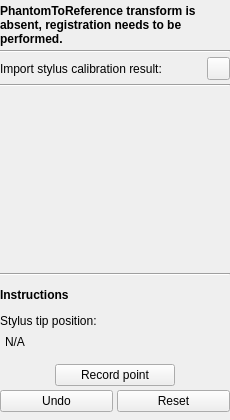
Old version of the form PlusApp/fCal/Toolboxes/PhantomRegistrationToolbox.ui in the repository PlusToolkit/PlusApp.
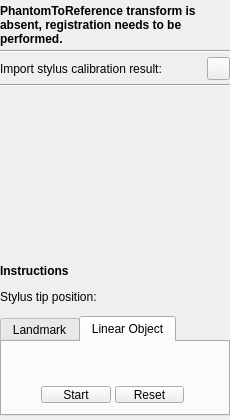
New version of the form. Icons and pictures are not drawn. Custom widgets are drawn as their Qt base class.

Commit message:
re #787 adding linear object registration to fCal phantom registration toolbox
adding skeleton for linear object registration algorithm

renaming landmark registration method to prevent name collision

```diff
--- a/PlusApp/fCal/Toolboxes/PhantomRegistrationToolbox.ui
+++ b/PlusApp/fCal/Toolboxes/PhantomRegistrationToolbox.ui
@@ -132,7 +132,7 @@
    <item>
     <widget class="QVTKWidget" name="canvasPhantom" native="true">
      <property name="sizePolicy">
-      <sizepolicy hsizetype="Fixed" vsizetype="Preferred">
+      <sizepolicy hsizetype="Fixed" vsizetype="Fixed">
        <horstretch>1</horstretch>
        <verstretch>1</verstretch>
       </sizepolicy>
@@ -159,6 +159,12 @@
    </item>
    <item>
     <widget class="Line" name="line_2">
+     <property name="sizePolicy">
+      <sizepolicy hsizetype="Fixed" vsizetype="Fixed">
+       <horstretch>0</horstretch>
+       <verstretch>0</verstretch>
+      </sizepolicy>
+     </property>
      <property name="orientation">
       <enum>Qt::Horizontal</enum>
      </property>
@@ -219,33 +225,6 @@
      </property>
     </widget>
    </item>
-   <item>
-    <layout class="QHBoxLayout" name="horizontalLayout_4">
-     <item>
-      <spacer name="horizontalSpacer">
-       <property name="orientation">
-        <enum>Qt::Horizontal</enum>
-       </property>
-       <property name="sizeType">
-        <enum>QSizePolicy::Fixed</enum>
-       </property>
-       <property name="sizeHint" stdset="0">
-        <size>
-         <width>5</width>
-         <height>20</height>
-        </size>
-       </property>
-      </spacer>
-     </item>
-     <item>
-      <widget class="QLabel" name="label_StylusPosition">
-       <property name="text">
-        <string>N/A</string>
-       </property>
-      </widget>
-     </item>
-    </layout>
-   </item>
    <item>
     <spacer name="verticalSpacer">
      <property name="orientation">
@@ -265,49 +244,115 @@
    <item>
     <layout class="QGridLayout" name="gridLayout">
      <item row="0" column="0">
-      <widget class="QPushButton" name="pushButton_RecordPoint">
-       <property name="sizePolicy">
-        <sizepolicy hsizetype="Fixed" vsizetype="Fixed">
-         <horstretch>0</horstretch>
-         <verstretch>0</verstretch>
-        </sizepolicy>
-       </property>
+      <widget class="QTabWidget" name="tabWidget">
        <property name="minimumSize">
         <size>
-         <width>120</width>
-         <height>0</height>
+         <width>0</width>
+         <height>100</height>
         </size>
        </property>
-       <property name="maximumSize">
-        <size>
-         <width>120</width>
-         <height>16777215</height>
-        </size>
+       <property name="currentIndex">
+        <number>1</number>
        </property>
-       <property name="text">
-        <string>Record point</string>
-       </property>
-      </widget>
-     </item>
-    </layout>
-   </item>
-   <item>
-    <layout class="QHBoxLayout" name="horizontalLayout_2">
-     <property name="spacing">
-      <number>4</number>
-     </property>
-     <item>
-      <widget class="QPushButton" name="pushButton_Undo">
-       <property name="text">
-        <string>Undo</string>
-       </property>
-      </widget>
-     </item>
-     <item>
-      <widget class="QPushButton" name="pushButton_Reset">
-       <property name="text">
-        <string>Reset</string>
-       </property>
+       <widget class="QWidget" name="tab_Landmark">
+        <attribute name="title">
+         <string>Landmark</string>
+        </attribute>
+        <widget class="QWidget" name="layoutWidget">
+         <property name="geometry">
+          <rect>
+           <x>35</x>
+           <y>40</y>
+           <width>151</width>
+           <height>25</height>
+          </rect>
+         </property>
+         <layout class="QHBoxLayout" name="horizontalLayout_2">
+          <property name="spacing">
+           <number>4</number>
+          </property>
+          <item>
+           <widget class="QPushButton" name="pushButton_Undo">
+            <property name="text">
+             <string>Undo</string>
+            </property>
+           </widget>
+          </item>
+          <item>
+           <widget class="QPushButton" name="pushButton_Landmark_Reset">
+            <property name="text">
+             <string>Reset</string>
+            </property>
+           </widget>
+          </item>
+         </layout>
+        </widget>
+        <widget class="QPushButton" name="pushButton_RecordPoint">
+         <property name="geometry">
+          <rect>
+           <x>50</x>
+           <y>10</y>
+           <width>120</width>
+           <height>23</height>
+          </rect>
+         </property>
+         <property name="sizePolicy">
+          <sizepolicy hsizetype="Fixed" vsizetype="Fixed">
+           <horstretch>0</horstretch>
+           <verstretch>0</verstretch>
+          </sizepolicy>
+         </property>
+         <property name="minimumSize">
+          <size>
+           <width>120</width>
+           <height>0</height>
+          </size>
+         </property>
+         <property name="maximumSize">
+          <size>
+           <width>120</width>
+           <height>16777215</height>
+          </size>
+         </property>
+         <property name="text">
+          <string>Record point</string>
+         </property>
+        </widget>
+       </widget>
+       <widget class="QWidget" name="tab_LinearObject">
+        <attribute name="title">
+         <string>Linear Object</string>
+        </attribute>
+        <widget class="QWidget" name="layoutWidget_2">
+         <property name="geometry">
+          <rect>
+           <x>35</x>
+           <y>40</y>
+           <width>151</width>
+           <height>25</height>
+          </rect>
+         </property>
+         <layout class="QHBoxLayout" name="horizontalLayout_4">
+          <property name="spacing">
+           <number>4</number>
+          </property>
+          <item>
+           <widget class="QPushButton" name="pushButton_StartStop">
+            <property name="text">
+             <string>Start</string>
+            </property>
+           </widget>
+          </item>
+          <item>
+           <widget class="QPushButton" name="pushButton_LinearObject_Reset">
+            <property name="text">
+             <string>Reset</string>
+            </property>
+           </widget>
+          </item>
+         </layout>
+        </widget>
+       </widget>
       </widget>
      </item>
     </layout>
```
The commit also changes 3 other files.
